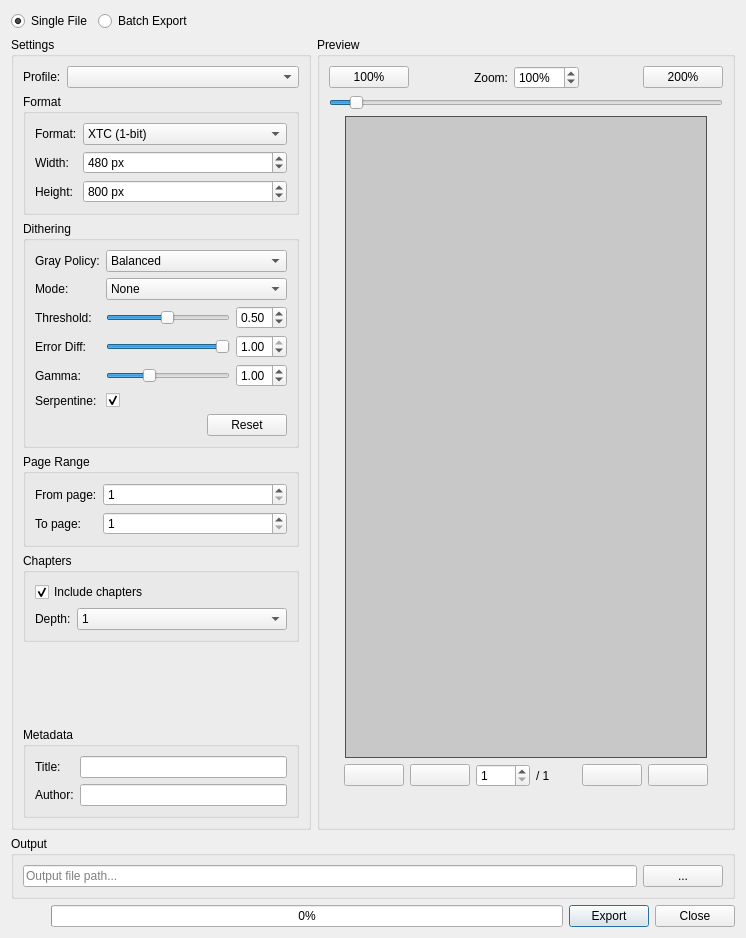
Qt form src/xtexportdlg.ui (CrazyCoder/crqt-ng) before a commit.
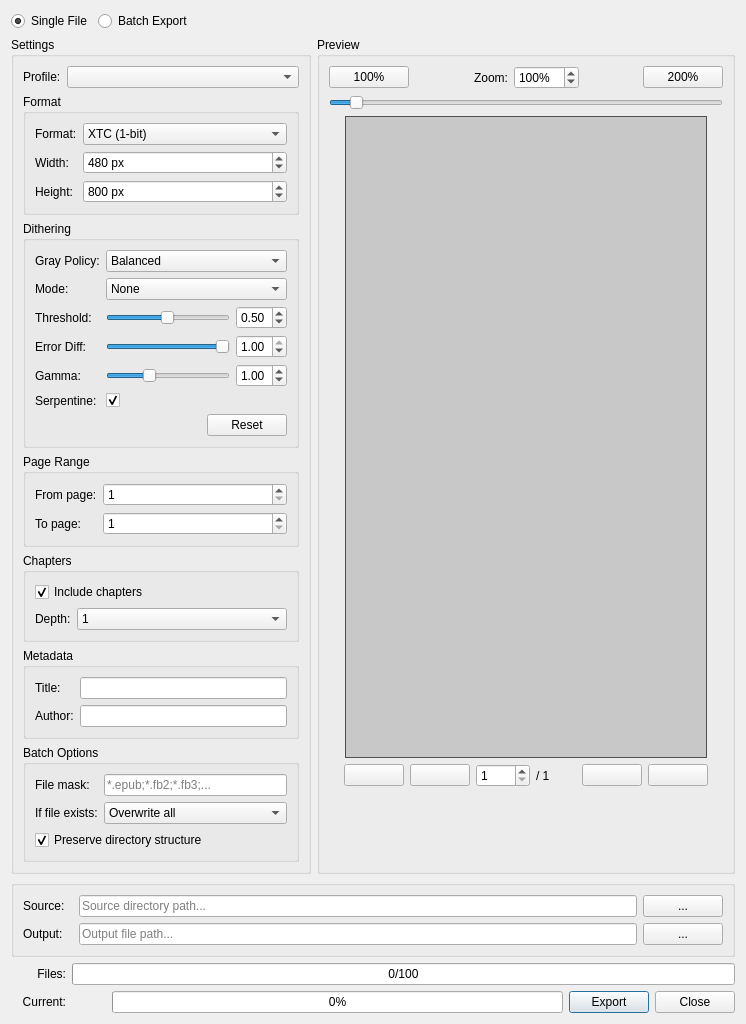
The same form after that commit. Icons and pictures are not drawn.

Commit message:
Implement batch mode enhancements for XtExportDlg (Phase 2 and 3)
- Added support for persisting and loading batch mode settings, including source directory, output directory, and file mask.
- Enhanced UI with batch-specific controls (e.g., source directory, file mask, and overwrite mode).
- Updated layouts and modes to dynamically toggle visibility and functionality based on batch mode state.
- Improved path handling logic with `computeDefaultBatchPaths` for batch mode.
- Refactored and extended export logic to integrate batch functionality smoothly.

Diff of the .ui file:
```diff
--- a/src/xtexportdlg.ui
+++ b/src/xtexportdlg.ui
@@ -541,6 +541,68 @@
           </layout>
          </widget>
         </item>
+        <item>
+         <widget class="QGroupBox" name="batchOptionsGroup">
+          <property name="visible">
+           <bool>false</bool>
+          </property>
+          <property name="title">
+           <string>Batch Options</string>
+          </property>
+          <layout class="QFormLayout" name="batchOptionsLayout">
+           <item row="0" column="0">
+            <widget class="QLabel" name="lblFileMask">
+             <property name="text">
+              <string>File mask:</string>
+             </property>
+            </widget>
+           </item>
+           <item row="0" column="1">
+            <widget class="QLineEdit" name="leFileMask">
+             <property name="placeholderText">
+              <string>*.epub;*.fb2;*.fb3;...</string>
+             </property>
+            </widget>
+           </item>
+           <item row="1" column="0">
+            <widget class="QLabel" name="lblOverwriteMode">
+             <property name="text">
+              <string>If file exists:</string>
+             </property>
+            </widget>
+           </item>
+           <item row="1" column="1">
+            <widget class="QComboBox" name="cbOverwriteMode">
+             <item>
+              <property name="text">
+               <string>Overwrite all</string>
+              </property>
+             </item>
+             <item>
+              <property name="text">
+               <string>Ask for each file</string>
+              </property>
+             </item>
+             <item>
+              <property name="text">
+               <string>Skip existing</string>
+              </property>
+             </item>
+            </widget>
+           </item>
+           <item row="2" column="0" colspan="2">
+            <widget class="QCheckBox" name="cbPreserveStructure">
+             <property name="text">
+              <string>Preserve directory structure</string>
+             </property>
+             <property name="checked">
+              <bool>true</bool>
+             </property>
+            </widget>
+           </item>
+          </layout>
+         </widget>
+        </item>
        </layout>
       </widget>
      </item>
@@ -921,9 +983,64 @@
    <item>
     <widget class="QGroupBox" name="outputGroup">
      <property name="title">
-      <string>Output</string>
+      <string/>
      </property>
+     <layout class="QVBoxLayout" name="pathsLayout">
+      <item>
+       <layout class="QHBoxLayout" name="sourceLayout">
+        <item>
+         <widget class="QLabel" name="lblSource">
+          <property name="visible">
+           <bool>false</bool>
+          </property>
+          <property name="minimumSize">
+           <size>
+            <width>50</width>
+            <height>0</height>
+           </size>
+          </property>
+          <property name="text">
+           <string>Source:</string>
+          </property>
+         </widget>
+        </item>
+        <item>
+         <widget class="QLineEdit" name="leSourcePath">
+          <property name="visible">
+           <bool>false</bool>
+          </property>
+          <property name="placeholderText">
+           <string>Source directory path...</string>
+          </property>
+         </widget>
+        </item>
+        <item>
+         <widget class="QPushButton" name="btnBrowseSource">
+          <property name="visible">
+           <bool>false</bool>
+          </property>
+          <property name="text">
+           <string>...</string>
+          </property>
+         </widget>
+        </item>
+       </layout>
+      </item>
+      <item>
      <layout class="QHBoxLayout" name="outputLayout">
+        <item>
+         <widget class="QLabel" name="lblOutput">
+          <property name="minimumSize">
+           <size>
+            <width>50</width>
+            <height>0</height>
+           </size>
+          </property>
+          <property name="text">
+           <string>Output:</string>
+          </property>
+         </widget>
+        </item>
       <item>
        <widget class="QLineEdit" name="leOutputPath">
         <property name="placeholderText">
@@ -939,10 +1056,75 @@
        </widget>
       </item>
      </layout>
+      </item>
+     </layout>
     </widget>
+   </item>
+   <item>
+    <layout class="QVBoxLayout" name="progressLayout">
+     <item>
+      <layout class="QHBoxLayout" name="filesProgressLayout">
+       <item>
+        <widget class="QLabel" name="lblFilesProgress">
+         <property name="visible">
+          <bool>false</bool>
+         </property>
+         <property name="minimumSize">
+          <size>
+           <width>55</width>
+           <height>0</height>
+          </size>
+         </property>
+         <property name="text">
+          <string>Files:</string>
+         </property>
+         <property name="alignment">
+          <set>Qt::AlignmentFlag::AlignRight|Qt::AlignmentFlag::AlignVCenter</set>
+         </property>
+        </widget>
+       </item>
+       <item>
+        <widget class="QProgressBar" name="progressBarFiles">
+         <property name="visible">
+          <bool>false</bool>
+         </property>
+         <property name="sizePolicy">
+          <sizepolicy hsizetype="Expanding" vsizetype="Fixed">
+           <horstretch>1</horstretch>
+           <verstretch>0</verstretch>
+          </sizepolicy>
+         </property>
+         <property name="value">
+          <number>0</number>
+         </property>
+         <property name="format">
+          <string>%v/%m</string>
+         </property>
+        </widget>
+       </item>
+      </layout>
    </item>
    <item>
     <layout class="QHBoxLayout" name="buttonsLayout">
+       <item>
+        <widget class="QLabel" name="lblCurrentProgress">
+         <property name="visible">
+          <bool>false</bool>
+         </property>
+         <property name="minimumSize">
+          <size>
+           <width>55</width>
+           <height>0</height>
+          </size>
+         </property>
+         <property name="text">
+          <string>Current:</string>
+         </property>
+         <property name="alignment">
+          <set>Qt::AlignmentFlag::AlignRight|Qt::AlignmentFlag::AlignVCenter</set>
+         </property>
+        </widget>
+       </item>
      <item>
       <spacer name="buttonsSpacer">
        <property name="orientation">
@@ -988,6 +1170,8 @@
         <string>Close</string>
        </property>
       </widget>
+       </item>
+      </layout>
      </item>
     </layout>
    </item>
```
Left out of the diff: 2 changed lines with no effect on the pictures. Lines whose indentation alone changed are shown as unchanged. The commit also changes 2 other files.
